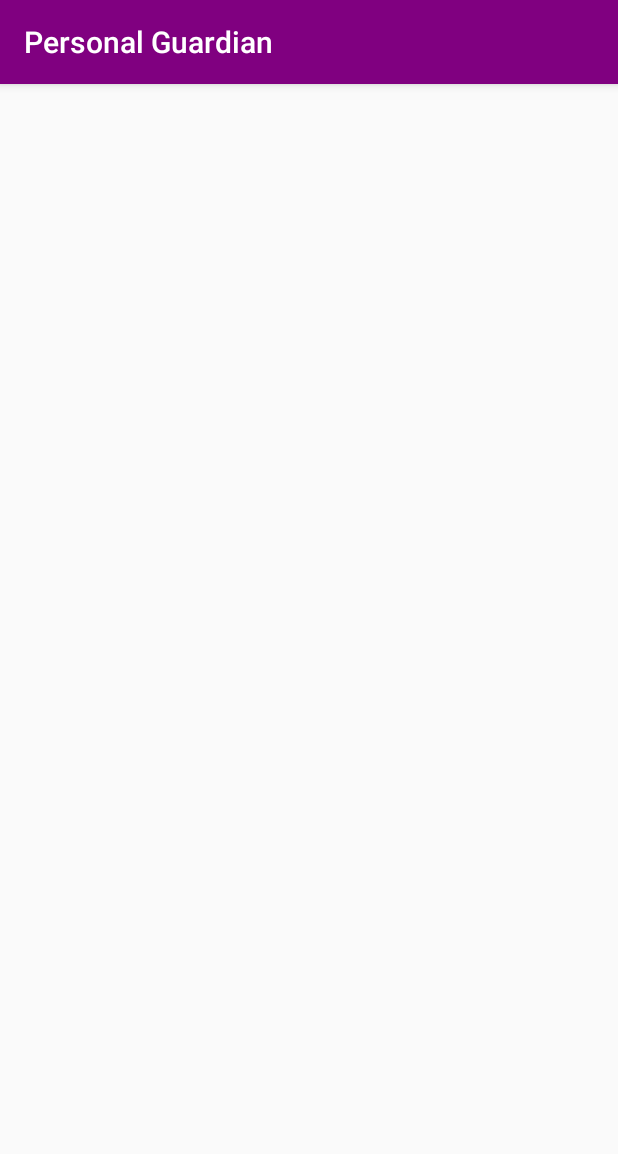
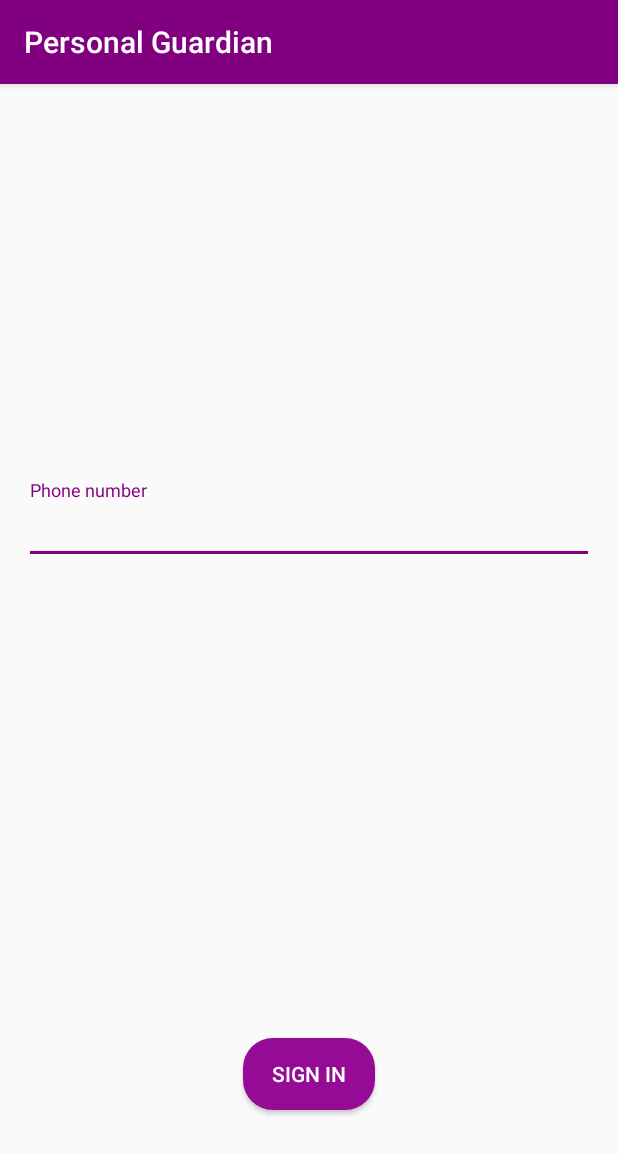
Before and after one commit to vishnuvathsan/PersonalGuardianApp, an Android app: the RegisterActivity screen opened directly, with no data from a screen before it, on a phone screen of 412 x 824 dp. Shown: the top 1154 px of the screen. Run offline under Robolectric (Android 15) with nearby library versions, the phone set to English and light mode, and no system bars.

Commit message:
UI issue has been fixed

```diff
--- a/app/src/main/res/layout/activity_register.xml
+++ b/app/src/main/res/layout/activity_register.xml
@@ -1,8 +1,9 @@
 <?xml version="1.0" encoding="utf-8"?>
-<RelativeLayout xmlns:android="http://schemas.android.com/apk/res/android"
+<LinearLayout xmlns:android="http://schemas.android.com/apk/res/android"
     xmlns:tools="http://schemas.android.com/tools"
     android:layout_width="match_parent"
     android:layout_height="match_parent"
+    android:orientation="vertical"
     android:paddingBottom="@dimen/activity_vertical_margin"
     android:paddingLeft="@dimen/activity_horizontal_margin"
     android:paddingRight="@dimen/activity_horizontal_margin"
@@ -52,4 +53,4 @@
             android:text="Sign In"
             android:textColor="@color/colorLightText" />
     </RelativeLayout>
-</RelativeLayout>
+</LinearLayout>
```
